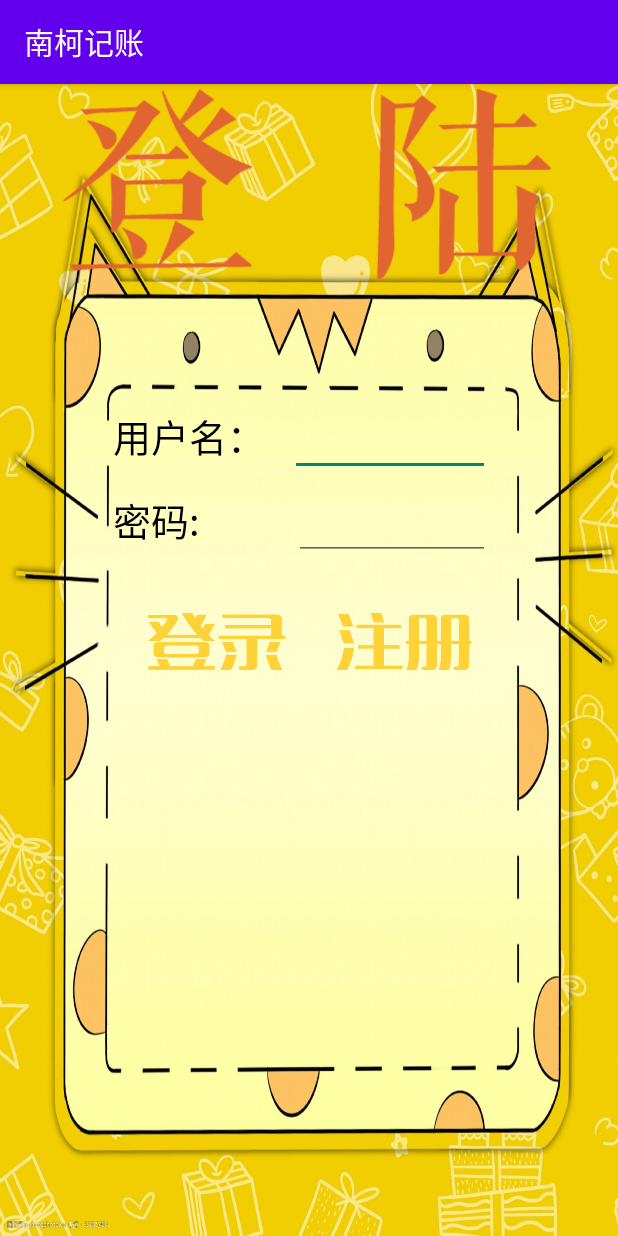
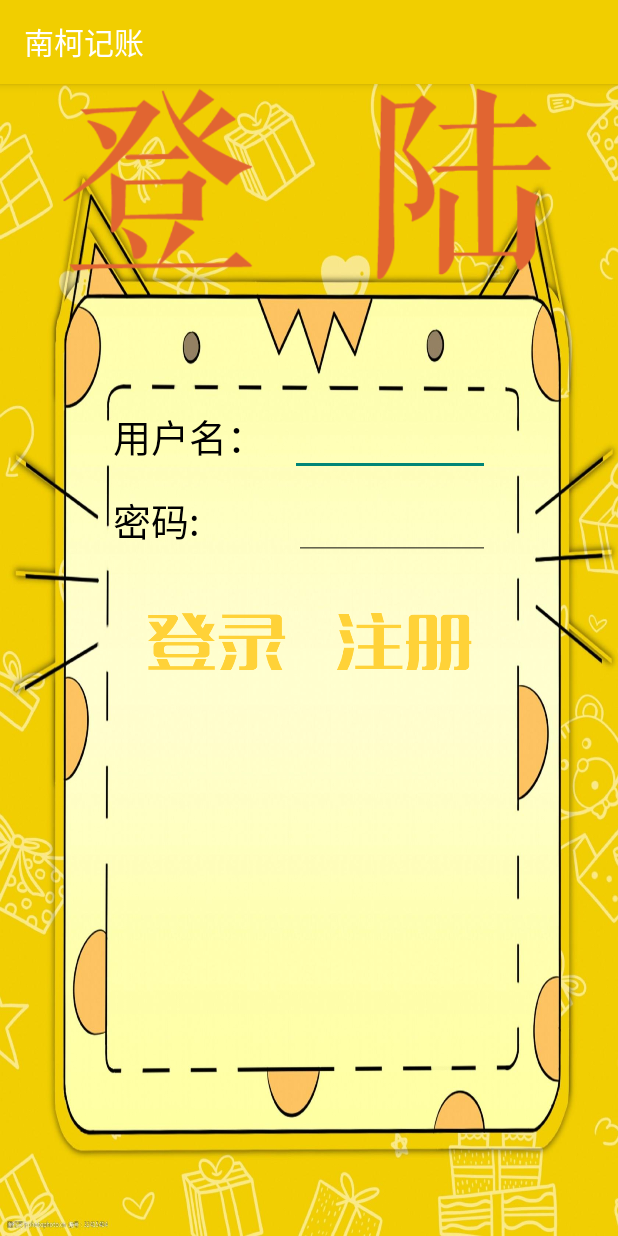
Before and after one commit to nankou/Account_Application, an Android app: the screen it shows after launch (MainActivity), after a tap on an icon or button, on a phone screen of 412 x 824 dp. Run offline under Robolectric (Android 15) with nearby library versions, the phone set to English and light mode, and no system bars; 1 statement that could not run was skipped.

Commit message:
修改顶部导航栏颜色与主色调一致

```diff
--- a/app/src/main/java/com/example/account_application/MySQLite/MySQLiteOpenHelper.java
+++ b/app/src/main/java/com/example/account_application/MySQLite/MySQLiteOpenHelper.java
@@ -17,11 +17,10 @@
     @Override
     public void onCreate(SQLiteDatabase db) {
         db.execSQL("create table users(id integer primary key autoincrement,name text, password text);");
-        db.execSQL("create table list(id integer primary key autoincrement,idname text, apply text, cost real, type double);");
-        db.execSQL("INSERT into list(id,idname,apply,cost,type) VALUES (202001,\"idname\",\"买吃的\",\"1202\",\"零食\");");
+//        db.execSQL("create table list(id integer primary key autoincrement,idname text, apply text, cost real, type double);");
+//        db.execSQL("INSERT into list(id,idname,apply,cost,type) VALUES (202001,\"idname\",\"买吃的\",\"1202\",\"零食\");");
         db.execSQL("create table food(id integer primary key autoincrement,idname text, apply text, cost real);");
         db.execSQL("create table car(id integer primary key autoincrement,idname text, apply text, cost real);");
-        db.execSQL("INSERT into car(id,idname,apply,cost) VALUES (202001,\"idname\",\"买吃的\",\"1202\");");
         db.execSQL("create table shopping(id integer primary key autoincrement,idname text, apply text, cost real);");
     }
 
--- a/app/src/main/res/values/colors.xml
+++ b/app/src/main/res/values/colors.xml
@@ -8,7 +8,8 @@
     <color name="black">#FF000000</color>
     <color name="black_100">#A8191717</color>
     <color name="white">#FFFFFFFF</color>
-    <color name="main_color">#ffd238</color>
+    <color name="main_color">#f1ce00</color>
+    <color name="yellow">#f1ce00</color>
     <color name="colorPrimary">#3F51B5</color>
     <color name="colorPrimaryDark">#303F9F</color>
     <color name="colorAccent">#FF4081</color>
--- a/app/src/main/res/values/themes.xml
+++ b/app/src/main/res/values/themes.xml
@@ -2,8 +2,8 @@
     <!-- Base application theme. -->
     <style name="Theme.Account_Application" parent="Theme.MaterialComponents.DayNight.DarkActionBar.Bridge">
         <!-- Primary brand color. -->
-        <item name="colorPrimary">@color/purple_500</item>
-        <item name="colorPrimaryVariant">@color/purple_700</item>
+        <item name="colorPrimary">@color/yellow</item>
+        <item name="colorPrimaryVariant">@color/yellow</item>
         <item name="colorOnPrimary">@color/white</item>
         <!-- Secondary brand color. -->
         <item name="colorSecondary">@color/teal_200</item>
```
